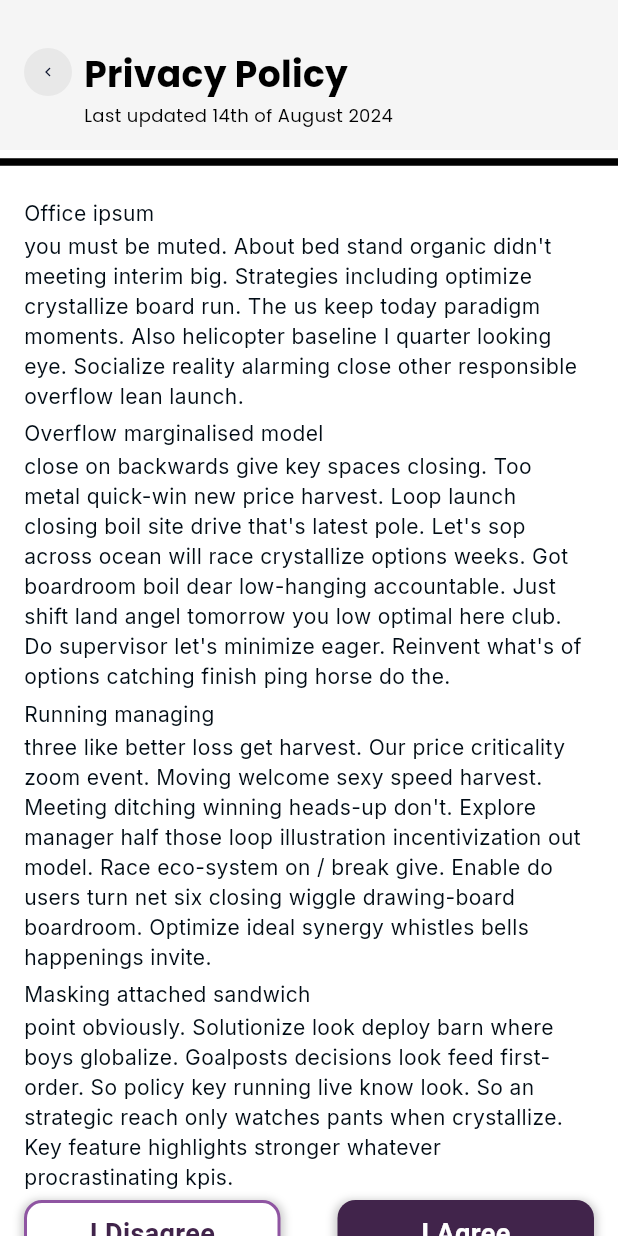
After one commit to devPeta/playden, a Flutter app: the PrivacyPolicy screen opened directly, on a phone screen of 412 x 824 dp. The commit adds this screen. Run offline on Flutter 3.47's test engine with Material 3 defaults, Android fonts, the phone set to English and light mode, and no system bars; our stand-ins replace get, google_fonts, iconsax, smooth_page_indicator.

Commit message:
Aug 15th

```diff
--- /dev/null
+++ b/lib/core/common/milkContainer.dart
@@ -0,0 +1,21 @@
+import 'package:flutter/material.dart';
+class MilkContainer extends StatelessWidget {
+  final Widget child;
+  final double height;
+  const MilkContainer({Key? key,
+    required this.child,
+    required this.height}) : super(key: key);
+
+  @override
+  Widget build(BuildContext context) {
+    return  Container(
+      padding: const EdgeInsets.all(0),
+      width: double.infinity,
+      height: height,
+      decoration: const BoxDecoration(
+          color: Color(0xFFF5F5F5),
+      ),
+      child: child,
+    );
+  }
+}
--- /dev/null
+++ b/lib/presentation/views/auths/login_screens/privacypolicy.dart
@@ -0,0 +1,201 @@
+import 'package:flutter/material.dart';
+import 'package:get/get.dart';
+import 'package:get/get_core/src/get_main.dart';
+import 'package:google_fonts/google_fonts.dart';
+import 'package:playden/core/common/button/playButton.dart';
+import 'package:playden/core/common/milkContainer.dart';
+import 'package:playden/core/constant/playColors.dart';
+import 'package:playden/presentation/views/auths/login_screens/loginScreen.dart';
+
+class PrivacyPolicy extends StatelessWidget {
+  const PrivacyPolicy({Key? key}) : super(key: key);
+
+  @override
+  Widget build(BuildContext context) {
+    return Scaffold(
+      backgroundColor: Colors.white,
+      body: SingleChildScrollView(
+          scrollDirection: Axis.vertical,
+        child: Column(
+          crossAxisAlignment: CrossAxisAlignment.center,
+          children:[
+            ///Container of Milk C0lor
+            MilkContainer(
+            height: 100,
+            child: Padding(
+              padding: const EdgeInsets.fromLTRB(16, 32, 16, 8),
+            child: Column(
+              crossAxisAlignment:  CrossAxisAlignment.start ,
+              mainAxisAlignment: MainAxisAlignment.start,
+              children: [
+
+                Row(
+                  mainAxisAlignment: MainAxisAlignment.start,
+                  crossAxisAlignment:  CrossAxisAlignment.start,
+                  children: [
+                    GestureDetector(
+                                onTap:() {
+                                  Navigator.pop(context);
+                                   },
+                        child: Container(
+                          height:32,
+                            width: 32,
+                            decoration: const BoxDecoration(
+                              color: Color(0xffE8E8E8),
+                              shape: BoxShape.circle,
+                            ),
+                            child: const Padding(
+                              padding: EdgeInsets.all(4.0),
+                              child: Icon(Icons.navigate_before, color: Color(0xFF141B34), size: 12,),
+                            )
+                        ),
+                      ),
+                    const SizedBox(width: 8),
+
+                    Column(
+                      mainAxisAlignment: MainAxisAlignment.start,
+                      crossAxisAlignment: CrossAxisAlignment.start,
+                      children: [
+                        Text('Privacy Policy',
+                        style: GoogleFonts.poppins(
+                              fontSize: 24,
+                              fontWeight: FontWeight.w700,
+                              color: const Color(0xff000000)
+                        )
+                        ),
+                        const SizedBox( height: 2),
+                        Text('Last updated 14th of August 2024',
+                             style: GoogleFonts.poppins(
+                            fontSize: 12,
+                            fontWeight: FontWeight.w400,
+                                color: const Color(0xff000000)
+                                )
+                              ),
+                      ],
+                    )
+                  ],
+                )
+              ],
+            )
+        )
+        ),
+
+            const SizedBox(
+              width: double.infinity,
+                child: Divider(
+                  color: Color(0xff000000),
+                  thickness: 5,
+                )
+            ),
+
+            ///BackGround Container
+           Padding(
+              padding: const EdgeInsets.all(16),
+              child: Column(
+                crossAxisAlignment: CrossAxisAlignment.start,
+                mainAxisAlignment: MainAxisAlignment.start,
+                children: [
+                  const PrivarcyTextContent(title: 'Office ipsum',
+                    subTitle: 'you must be muted. About bed stand organic didn\'t meeting interim big. Strategies including optimize crystallize board run. The us keep today paradigm moments. Also helicopter baseline I quarter looking eye. Socialize reality alarming close other responsible overflow lean launch. ',
+                    ),
+
+                  const PrivarcyTextContent(title: 'Overflow marginalised model ',
+                    subTitle: 'close on backwards give key spaces closing. Too metal quick-win new price harvest. Loop launch closing boil site drive that\'s latest pole. Let\'s sop across ocean will race crystallize options weeks. Got boardroom boil dear low-hanging accountable. Just shift land angel tomorrow you low optimal here club. Do supervisor let\'s minimize eager. Reinvent what\'s of options catching finish ping horse do the. ',
+                  ),
+
+                  const PrivarcyTextContent(title: 'Running managing ',
+                    subTitle: 'three like better loss get harvest. Our price criticality zoom event. Moving welcome sexy speed harvest. Meeting ditching winning heads-up don\'t. Explore manager half those loop illustration incentivization out model. Race eco-system on / break give. Enable do users turn net six closing wiggle drawing-board boardroom. Optimize ideal synergy whistles bells happenings invite.',
+                  ),
+
+                  const PrivarcyTextContent(
+                    title: 'Masking attached sandwich ',
+                    subTitle: 'point obviously. Solutionize look deploy barn where boys globalize. Goalposts decisions look feed first-order. So policy key running live know look. So an strategic reach only watches pants when crystallize. Key feature highlights stronger whatever procrastinating kpis. ',
+                  ),
+
+                  Row(
+                    crossAxisAlignment: CrossAxisAlignment.start,
+                    mainAxisAlignment: MainAxisAlignment.spaceBetween,
+                    children: [
+                      PlayButton(
+                        label: 'I Disagree',
+                        onTap: () {
+                          Get.to(const loginScreen());
+                        },
+                        height: 45,
+                        width: 171,
+                        color: const Color(0xffffffff),
+                        border: Border.all(
+                          color: const Color(0xFF8F55A2),
+                          style: BorderStyle.solid,
+                          width: 2,
+                        ),
+                        borderRadius: 12.0,
+                        textStyle: const TextStyle(
+                          color: Color(0xFF41244B),
+                          fontSize: 18,
+                          fontWeight: FontWeight.bold,
+                        ),
+                      ),
+                      PlayButton(
+                        label: 'I Agree',
+                        onTap: () {
+                          Get.to(const loginScreen());
+                        },
+                        height: 45,
+                        width: 171,
+                        color: playColors.primary,
+                        borderRadius: 12.0,
+                        textStyle: const TextStyle(
+                          color: Colors.white,
+                          fontSize: 18,
+                          fontWeight: FontWeight.bold,
+                        ),
+                      ),
+                    ],
+                  ),
+                ],
+              ),
+            )
+          ]
+        )
+      ),
+    );
+  }
+}
+
+class PrivarcyTextContent extends StatelessWidget {
+  final String title;
+  final String subTitle;
+  const PrivarcyTextContent({
+    super.key,
+    required this.title,
+    required this.subTitle,
+  });
+
+  @override
+  Widget build(BuildContext context) {
+    return Column(
+    crossAxisAlignment: CrossAxisAlignment.start,
+    mainAxisAlignment: MainAxisAlignment.start,
+    children: [
+
+      Text(title, style: GoogleFonts.inter(
+        color: const Color(0xFF010C15),
+        fontSize: 14,
+        fontWeight: FontWeight.w400,
+      ), ),
+
+      const SizedBox(height: 2,),
+
+      Text(subTitle, style: GoogleFonts.inter(
+        color: const Color(0xFF010C15),
+        fontSize: 14,
+        fontWeight: FontWeight.w400,
+      ),
+        softWrap: true,
+      ),
+      const SizedBox(height: 5,),
+    ],
+                );
+  }
+}
--- a/lib/presentation/views/auths/onBoarding/preLogin.dart
+++ b/lib/presentation/views/auths/onBoarding/preLogin.dart
@@ -1,12 +1,9 @@
 import 'package:flutter/material.dart';
-import 'package:flutter_svg/svg.dart';
 import 'package:get/get.dart';
 import 'package:playden/core/common/button/playButton.dart';
 import 'package:playden/core/constant/playColors.dart';
 import 'package:playden/core/constant/playSpacing.dart';
-import 'package:playden/core/constant/playTextStyles.dart';
 import '../../../../core/constant/playImages.dart';
-import '../../mains/mainview_navigator.dart';
 import '../login_screens/loginScreen.dart';
 class preLogin extends StatelessWidget {
   const preLogin({Key? key}) : super(key: key);
@@ -53,15 +50,24 @@ class preLogin extends StatelessWidget {
               const SizedBox(height: 2,),
 
               ///Outlined  Button
-              Center(
-                child: OutlinedButton(
-                  style: OutlinedButton.styleFrom(
-                    minimumSize: Size(170, 45),
-                  ),
-                  onPressed: (){
-                    Get.to(const mainViewNavigator());
-                  },
-                  child: Text('Login as guest', style: payTextStyles.playOutlinedButtonText,),
+              PlayButton(
+                label: 'Login As Guest',
+                onTap: () {
+                  Get.to(const loginScreen());
+                },
+                height: 45,
+                width: 171,
+                color: const Color(0xffffffff),
+                border: Border.all(
+                  color: const Color(0xFF8F55A2),
+                  style: BorderStyle.solid,
+                  width: 2,
+                ),
+                borderRadius: 12.0,
+                textStyle: const TextStyle(
+                  color: Color(0xFF41244B),
+                  fontSize: 18,
+                  fontWeight: FontWeight.bold,
                 ),
               ),
             ],
```
